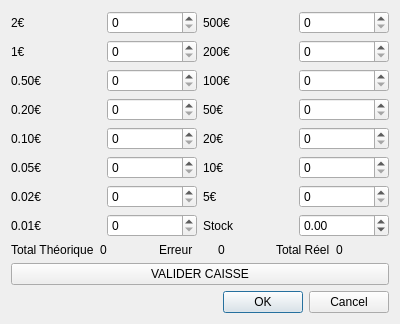
Before: the Qt Designer form dialogcaisse.ui in Yt-trium/HgPOS_OLD, drawn with Qt 5.
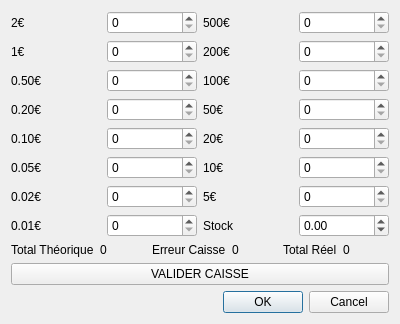
After: the same form once the commit is applied.

Patch:
```diff
--- a/dialogcaisse.ui
+++ b/dialogcaisse.ui
@@ -105,7 +105,7 @@
        <item>
         <widget class="QLabel" name="label_er">
          <property name="text">
-          <string>Erreur</string>
+          <string>Erreur Caisse</string>
          </property>
         </widget>
        </item>
```
